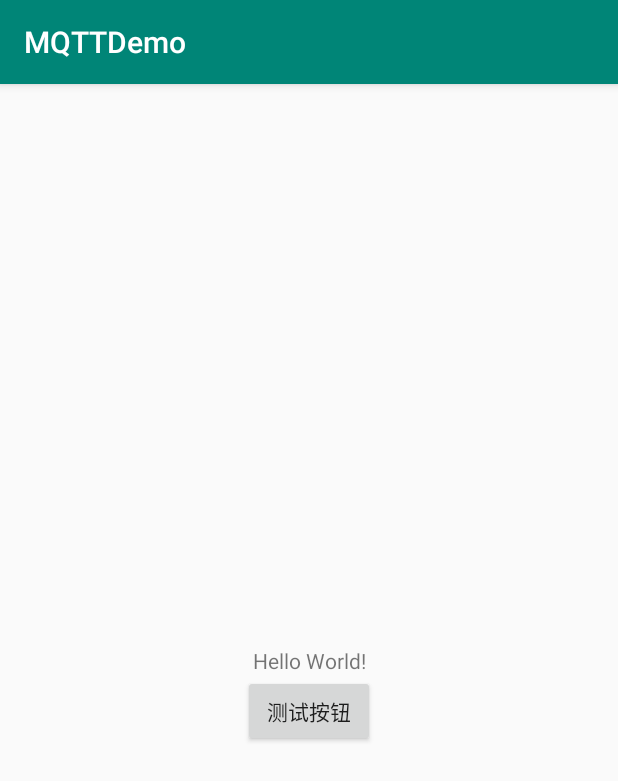
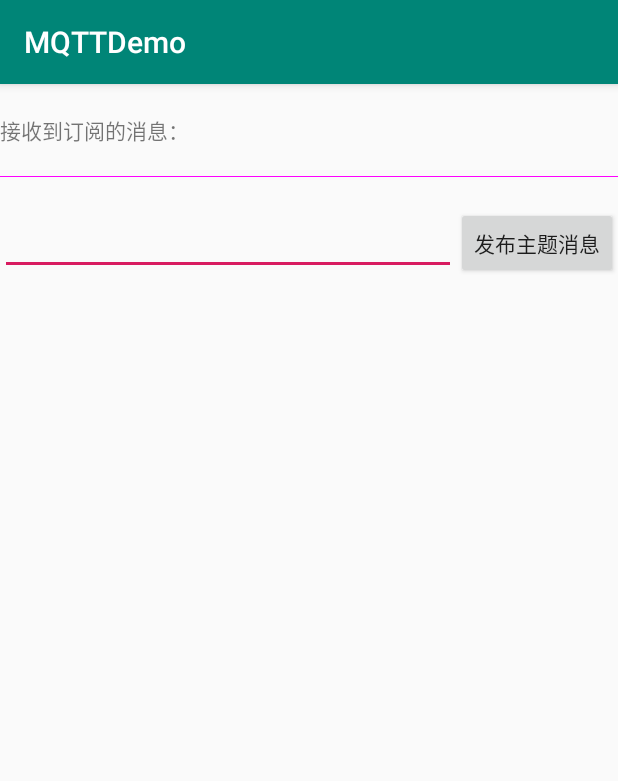
Before and after one commit to JianfeiMa/MQTTDemo, an Android app: the screen it shows after launch (MainActivity), on a phone screen of 412 x 824 dp. Shown: the top 781 px of the screen. Run offline under Robolectric (Android 15) with nearby library versions, the phone set to English and light mode, and no system bars; 2 statements that could not run were skipped.

```diff
--- a/app/build.gradle
+++ b/app/build.gradle
@@ -29,5 +29,5 @@ dependencies {
 
     implementation 'org.eclipse.paho:org.eclipse.paho.android.service:1.1.1'
     implementation 'org.eclipse.paho:org.eclipse.paho.client.mqttv3:1.1.1'
-
+    implementation 'com.android.support:design:28.1.0'
 }
--- a/app/src/main/java/com/buyuphk/mqttdemo/MainActivity.java
+++ b/app/src/main/java/com/buyuphk/mqttdemo/MainActivity.java
@@ -1,13 +1,18 @@
 package com.buyuphk.mqttdemo;
 
 import androidx.appcompat.app.AppCompatActivity;
+import androidx.constraintlayout.widget.ConstraintLayout;
 
 import android.content.Context;
 import android.content.Intent;
 import android.os.Bundle;
 import android.view.View;
 import android.widget.Button;
+import android.widget.EditText;
 import android.widget.TextView;
+import android.widget.Toast;
+
+import com.google.android.material.snackbar.Snackbar;
 
 /**
  * description: MQTT = Message Queuing Telemetry Transport 消息队列遥测传输协议
@@ -18,9 +23,10 @@ import android.widget.TextView;
  * motto: 勇于向未知领域探索
  */
 public class MainActivity extends AppCompatActivity implements IGetMessageCallBack {
-
+    private ConstraintLayout constraintLayout;
     private TextView textView;
     private Button button;
+    private EditText editText;
     private MyServiceConnection serviceConnection;
     private MQTTService mqttService;
 
@@ -28,9 +34,10 @@ public class MainActivity extends AppCompatActivity implements IGetMessageCallBa
     protected void onCreate(Bundle savedInstanceState) {
         super.onCreate(savedInstanceState);
         setContentView(R.layout.activity_main);
-
+        constraintLayout = findViewById(R.id.root);
         textView = (TextView) findViewById(R.id.activity_main_text_view);
         button = (Button) findViewById(R.id.activity_main_button);
+        editText = editText = findViewById(R.id.activity_main_edit_text_publish_topic_message);
 
         serviceConnection = new MyServiceConnection();
         serviceConnection.setIGetMessageCallBack(MainActivity.this);
@@ -42,7 +49,12 @@ public class MainActivity extends AppCompatActivity implements IGetMessageCallBa
         button.setOnClickListener(new View.OnClickListener() {
             @Override
             public void onClick(View view) {
-                MQTTService.publish("Use Message Queuing Telemetry Transport Publish Message");
+                String topicMessage = editText.getText().toString();
+                if (!topicMessage.equals("")) {
+                    MQTTService.publish(topicMessage);
+                } else {
+                    Toast.makeText(mqttService, "不能发布空的主题消息", Toast.LENGTH_SHORT).show();
+                }
             }
         });
     }
@@ -50,6 +62,8 @@ public class MainActivity extends AppCompatActivity implements IGetMessageCallBa
     @Override
     public void setMessage(String message) {
         textView.setText(message);
+        //Toast.makeText(mqttService, "收到新的订阅主题消息：" + message, Toast.LENGTH_SHORT).show();
+        Snackbar.make(constraintLayout, "收到新的订阅主题消息：" + message, Snackbar.LENGTH_SHORT).show();
         mqttService = serviceConnection.getMqttService();
         mqttService.toCreateNotification(message);
     }
--- a/app/src/main/res/layout/activity_main.xml
+++ b/app/src/main/res/layout/activity_main.xml
@@ -1,28 +1,59 @@
 <?xml version="1.0" encoding="utf-8"?>
-<androidx.constraintlayout.widget.ConstraintLayout xmlns:android="http://schemas.android.com/apk/res/android"
+<androidx.constraintlayout.widget.ConstraintLayout
+    android:id="@+id/root"
+    xmlns:android="http://schemas.android.com/apk/res/android"
     xmlns:app="http://schemas.android.com/apk/res-auto"
     xmlns:tools="http://schemas.android.com/tools"
     android:layout_width="match_parent"
     android:layout_height="match_parent"
     tools:context=".MainActivity">
 
+    <LinearLayout
+        android:layout_width="match_parent"
+        android:layout_height="match_parent"
+        android:orientation="vertical">
+        <LinearLayout
+            android:layout_width="match_parent"
+            android:layout_height="wrap_content"
+            android:layout_marginTop="20dp"
+            android:layout_marginBottom="20dp"
+            android:orientation="horizontal">
+            <TextView
+                android:layout_width="wrap_content"
+                android:layout_height="wrap_content"
+                android:text="接收到订阅的消息："/>
             <TextView
                 android:id="@+id/activity_main_text_view"
                 android:layout_width="wrap_content"
                 android:layout_height="wrap_content"
-        android:text="Hello World!"
                 app:layout_constraintBottom_toBottomOf="parent"
                 app:layout_constraintLeft_toLeftOf="parent"
                 app:layout_constraintRight_toRightOf="parent"
                 app:layout_constraintTop_toTopOf="parent" />
+        </LinearLayout>
 
+        <View
+            android:layout_width="match_parent"
+            android:layout_height="1px"
+            android:background="#ff00ff"/>
+        <RelativeLayout
+            android:layout_width="match_parent"
+            android:layout_height="wrap_content"
+            android:layout_marginTop="20dp"
+            android:layout_marginBottom="20dp">
             <Button
                 android:id="@+id/activity_main_button"
                 android:layout_width="wrap_content"
                 android:layout_height="wrap_content"
-        android:text="测试按钮"
-        app:layout_constraintTop_toBottomOf="@id/activity_main_text_view"
-        app:layout_constraintRight_toRightOf="parent"
-        app:layout_constraintLeft_toLeftOf="parent"/>
+                android:layout_alignParentRight="true"
+                android:text="发布主题消息" />
+            <EditText
+                android:id="@+id/activity_main_edit_text_publish_topic_message"
+                android:layout_width="match_parent"
+                android:layout_height="wrap_content"
+                android:layout_toLeftOf="@id/activity_main_button"/>
+        </RelativeLayout>
+    </LinearLayout>
+
 
 </androidx.constraintlayout.widget.ConstraintLayout>
--- a/build.gradle
+++ b/build.gradle
@@ -2,6 +2,7 @@
 
 buildscript {
     repositories {
+        maven { url 'http://maven.aliyun.com/nexus/content/groups/public/' }
         google()
         jcenter()
         maven {
@@ -18,6 +19,7 @@ buildscript {
 
 allprojects {
     repositories {
+        maven { url 'http://maven.aliyun.com/nexus/content/groups/public/' }
         google()
         jcenter()
         maven {
```
Lines whose indentation alone changed are shown as unchanged.
